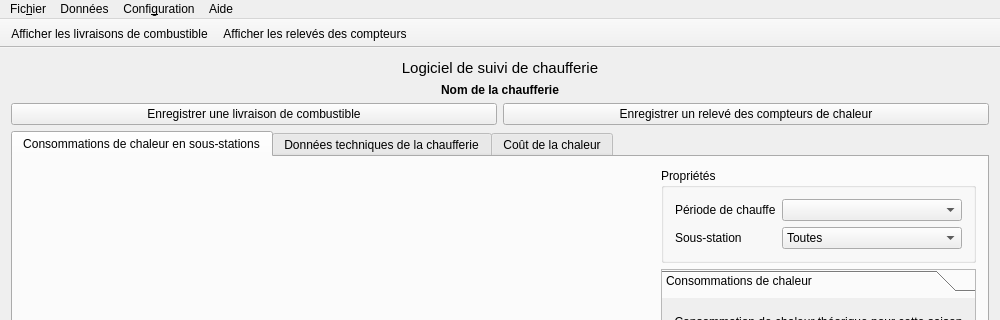
The window that mainwindow.ui (pyridiss/suivi-chaufferies) describes before a commit, drawn with Qt 5; both pictures show x 0 to 1000 and y 0 to 320 of the 1000 by 670 pixel window.
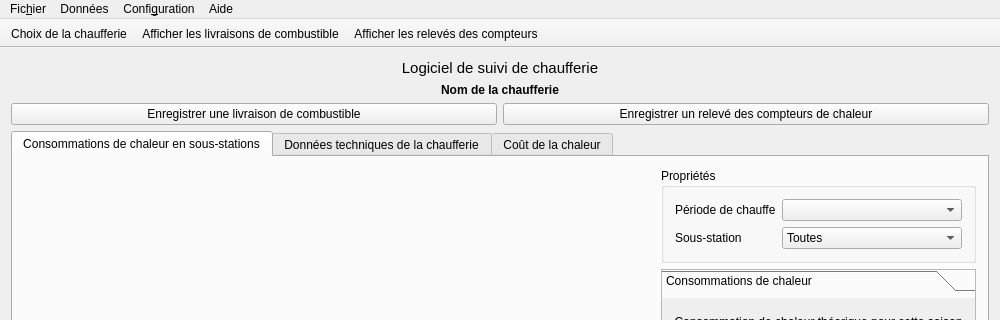
The same window after the commit. Icons and pictures are not drawn. Custom widgets are drawn as their Qt base class.

Commit message: Add a button in main tool bar to select current heating system.

```diff
--- a/mainwindow.ui
+++ b/mainwindow.ui
@@ -423,6 +423,7 @@
    <attribute name="toolBarBreak">
     <bool>false</bool>
    </attribute>
+   <addaction name="actionHeatingSystems"/>
    <addaction name="actionShowDeliveries"/>
    <addaction name="actionShowMetersRecord"/>
   </widget>
@@ -511,6 +512,17 @@
     <string>À &amp;propos de Qt</string>
    </property>
   </action>
+  <action name="actionHeatingSystems">
+   <property name="icon">
+    <iconset theme="configure"/>
+   </property>
+   <property name="text">
+    <string>Choix de la chaufferie</string>
+   </property>
+   <property name="toolTip">
+    <string>Choix de la chaufferie</string>
+   </property>
+  </action>
  </widget>
  <layoutdefault spacing="6" margin="11"/>
  <customwidgets>
```
Left out of the diff: 6 changed lines with no effect on the pictures. The commit also changes 1 other file.
